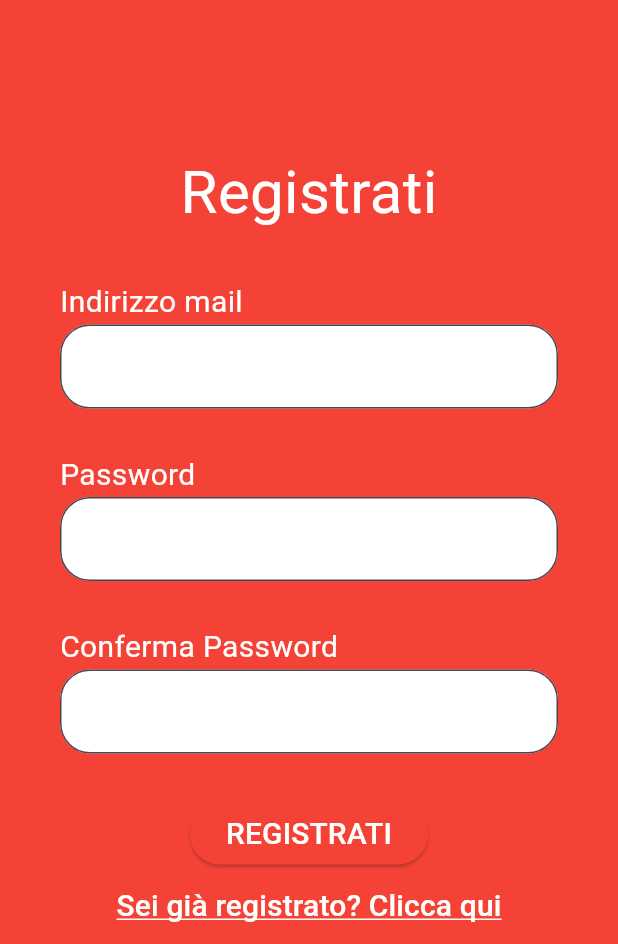
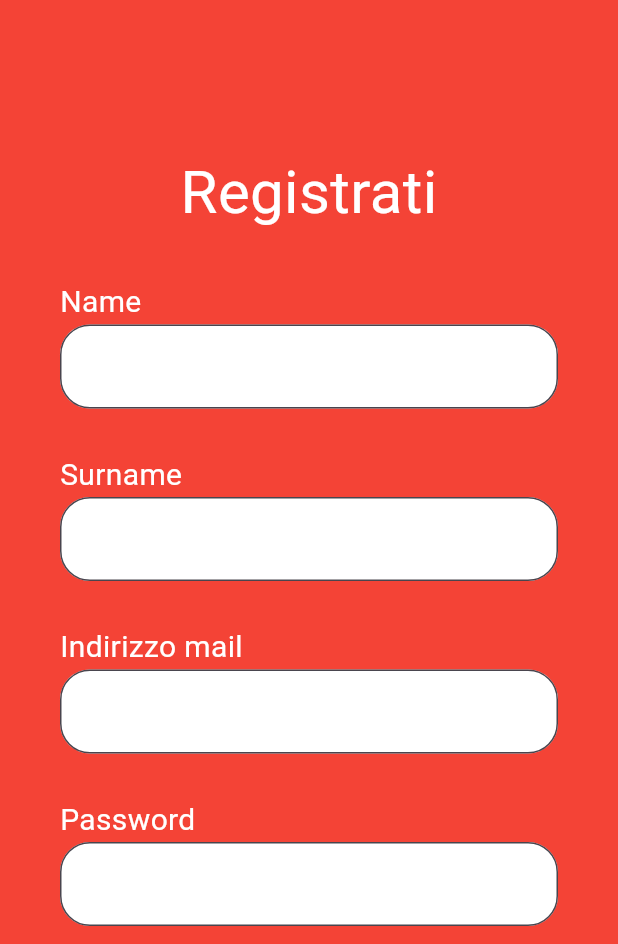
Before and after one commit to MatteoBedini/Riproduzione_altrefiamme-Flutter, a Flutter app: the screen it shows after launch, after a tap on "Non sei registrato? Clicca qui", on a phone screen of 412 x 824 dp, the part 292-1236 px from its top. Run offline on Flutter 3.47's test engine with Material 3 defaults, Android fonts, the phone set to English and light mode, and no system bars; our stand-ins replace fl_chart, flutter_secure_storage, font_awesome_flutter; network calls fail.

Commit message:
registrazione completata

```diff
--- a/lib/pages/login-page/login.dart
+++ b/lib/pages/login-page/login.dart
@@ -78,15 +78,104 @@ class _LoginState extends State<Login> {
           color: Colors.red,
           child: Column(
             children: [
-              Container(
-                margin: const EdgeInsets.fromLTRB(0, 70, 0, 100),
+              const Logo(),
+              const Title(),
+              Mail(emailController: emailController),
+              Password(passwordController: passwordController),
+              _submit(),
+              const RedirectToRegister()
+            ]
+          )
+        ),
+      ),
+    );
+  }
 
-                child: Image.asset( 'assets/images/logo.png',color: Colors.white,scale: 0.5,),
+  Center _submit() {
+    return Center(
+              child: ElevatedButton(
+                style: const ButtonStyle(
+                  backgroundColor: WidgetStatePropertyAll(Colors.red),
+                  foregroundColor: WidgetStatePropertyAll(Colors.white),
                 ),
-              const Center(
-                child: Text('Login',style: TextStyle(color: Colors.white,fontSize: 40),),
+                onPressed: () {
+                  login(emailController.text, passwordController.text);
+                },
+                child: const Text('ACCEDI',style: (TextStyle(fontSize: 20)),),
               ),
-              Container(
+            );
+  }
+}
+
+class RedirectToRegister extends StatelessWidget {
+  const RedirectToRegister({
+    super.key,
+  });
+
+  @override
+  Widget build(BuildContext context) {
+    return Center(
+      child: TextButton(
+        onPressed: () {
+          Navigator.push(
+              context,
+              MaterialPageRoute(
+              builder: (context) => const Register(),
+          )
+          );
+        },
+        child: const Text('Non sei registrato? Clicca qui',style: TextStyle(color: Colors.white,fontSize: 20,decoration: TextDecoration.underline,decorationColor: Colors.white),),
+      ),
+    );
+  }
+}
+
+class Password extends StatelessWidget {
+  const Password({
+    super.key,
+    required this.passwordController,
+  });
+
+  final TextEditingController passwordController;
+
+  @override
+  Widget build(BuildContext context) {
+    return Container(
+      margin: const EdgeInsets.fromLTRB(0, 30, 0, 30),
+
+      child:
+      Column(
+        crossAxisAlignment: CrossAxisAlignment.start,
+        children: [
+          const Text('Password',style: TextStyle(color: Colors.white,fontSize: 20),),
+          TextField(
+            controller: passwordController,
+            decoration: const InputDecoration(
+
+              filled: true,
+              fillColor: Colors.white,
+              border: OutlineInputBorder(
+                borderRadius: BorderRadius.all(Radius.circular(20)),
+              ),
+            ),
+          )
+        ],
+      ),
+    );
+  }
+}
+
+class Mail extends StatelessWidget {
+  const Mail({
+    super.key,
+    required this.emailController,
+  });
+
+  final TextEditingController emailController;
+
+  @override
+  Widget build(BuildContext context) {
+    return Container(
       margin: const EdgeInsets.fromLTRB(0, 30, 0, 0),
 
       child:
@@ -107,58 +196,34 @@ class _LoginState extends State<Login> {
           )
         ],
       ),
-              ),
-              Container(
-                margin: const EdgeInsets.fromLTRB(0, 30, 0, 30),
-
-                child:
-                Column(
-                  crossAxisAlignment: CrossAxisAlignment.start,
-                  children: [
-                    const Text('Password',style: TextStyle(color: Colors.white,fontSize: 20),),
-                    TextField(
-                      controller: passwordController,
-                      decoration: const InputDecoration(
-
-                        filled: true,
-                        fillColor: Colors.white,
-                        border: OutlineInputBorder(
-                          borderRadius: BorderRadius.all(Radius.circular(20)),
-                        ),
-                      ),
-                    )
-                  ],
-                ),
-              ),
-              Center(
-                child: ElevatedButton(
-                  style: const ButtonStyle(
-                    backgroundColor: WidgetStatePropertyAll(Colors.red),
-                    foregroundColor: WidgetStatePropertyAll(Colors.white),
-                  ),
-                  onPressed: () {
-                    login(emailController.text, passwordController.text);
-                  },
-                  child: const Text('ACCEDI',style: (TextStyle(fontSize: 20)),),
-                ),
-              ),
-              Center(
-                child: TextButton(
-                  onPressed: () {
-                    Navigator.push(
-                        context,
-                        MaterialPageRoute(
-                        builder: (context) => const Register(),
-                    )
-                    );
-                  },
-                  child: const Text('Non sei registrato? Clicca qui',style: TextStyle(color: Colors.white,fontSize: 20,decoration: TextDecoration.underline,decorationColor: Colors.white),),
-                ),
-              )
-            ]
-          )
-        ),
-      ),
     );
   }
 }
+
+class Title extends StatelessWidget {
+  const Title({
+    super.key,
+  });
+
+  @override
+  Widget build(BuildContext context) {
+    return const Center(
+      child: Text('Login',style: TextStyle(color: Colors.white,fontSize: 40),),
+    );
+  }
+}
+
+class Logo extends StatelessWidget {
+  const Logo({
+    super.key,
+  });
+
+  @override
+  Widget build(BuildContext context) {
+    return Container(
+      margin: const EdgeInsets.fromLTRB(0, 70, 0, 100),
+
+      child: Image.asset( 'assets/images/logo.png',color: Colors.white,scale: 0.5,),
+    );
+  }
+}
--- a/lib/pages/register_page/register.dart
+++ b/lib/pages/register_page/register.dart
@@ -1,6 +1,8 @@
 
 import 'package:flutter/material.dart';
 import 'package:riproduzione_app_altrefiamme/pages/homepage/homepage.dart';
+import 'package:http/http.dart' as http;
+import 'dart:convert';
 
 import '../login-page/login.dart';
 
@@ -14,30 +16,206 @@ class Register extends StatelessWidget {
         child: Container(
             padding: const EdgeInsets.all(40),
             color: Colors.red,
-            child: Column(
+            child: const Column(
                 children: [
-                  Container(
-                    margin: const EdgeInsets.fromLTRB(0, 70, 0, 100),
+                  Logo(),
+                  Title(),
+                  Form(),
+                  AlreadyRegisteredRedirect()
+                ]
+            )
+        ),
+      ),
+    );
+  }
+}
 
-                    child: Image.asset(
-                      'assets/images/logo.png', color: Colors.white,
-                      scale: 0.5,),
+class Form extends StatefulWidget {
+  const Form({
+    super.key,
+  });
+
+  @override
+  State<Form> createState() => _FormState();
+}
+
+class _FormState extends State<Form> {
+
+  final emailController = TextEditingController();
+  final passwordController = TextEditingController();
+  final confirmPasswordController = TextEditingController();
+  final nameController = TextEditingController();
+  final surnameController = TextEditingController();
+
+  Future<void> register(String email, String password, String name, String surname) async {
+    final response = await http.post(
+      Uri.parse('http://10.0.2.2:8701/signup'),
+      headers: <String, String>{
+        'Content-Type': 'application/json; charset=UTF-8',
+      },
+      body: jsonEncode(<String, String>{
+        'email': email,
+        'password': password,
+        'name': name,
+        'surname': surname
+      }),
+    );
+
+    if (response.statusCode == 200) {
+      if(passwordController.text == confirmPasswordController.text) {
+        // Login riuscito, naviga alla homepage
+        Navigator.push(
+          context,
+          MaterialPageRoute(
+            builder: (context) => const Login(),
           ),
-                  const Center(
-                    child: Text('Registrati',
-                      style: TextStyle(color: Colors.white, fontSize: 40),),
+        );
+        showDialog(
+          context: context,
+          builder: (context) {
+            return AlertDialog(
+              title: const Text('Registrazione completata'),
+              content: const Text('Utente inserito con successo, effettua il login'),
+              actions: <Widget>[
+                TextButton(
+                  onPressed: () {
+                    Navigator.of(context).pop();
+                  },
+                  child: const Text('OK'),
                 ),
-                  Container(
-                    margin: const EdgeInsets.fromLTRB(0, 30, 0, 0),
+              ],
+            );
+          },
+        );
+      } else {
+        // Login fallito, mostra un messaggio di errore
+        showDialog(
+          context: context,
+          builder: (context) {
+            return AlertDialog(
+              title: const Text('Registrazione fallita'),
+              content: const Text('Le password non corrispondono'),
+              actions: <Widget>[
+                TextButton(
+                  onPressed: () {
+                    Navigator.of(context).pop();
+                  },
+                  child: const Text('OK'),
+                ),
+              ],
+            );
+          },
+        );
+      }
+
+    } else {
+      // Login fallito, mostra un messaggio di errore
+      showDialog(
+        context: context,
+        builder: (context) {
+          return AlertDialog(
+            title: const Text('Registrazione fallita'),
+            content: const Text('Qualcosa è andato storto'),
+            actions: <Widget>[
+              TextButton(
+                onPressed: () {
+                  Navigator.of(context).pop();
+                },
+                child: const Text('OK'),
+              ),
+            ],
+          );
+        },
+      );
+    }
+  }
+
+
+  @override
+  Widget build(BuildContext context) {
+    return Column(
+      children: [
+        Name(nameController: nameController),
+        Surname(surnameController: surnameController),
+        Mail(emailController: emailController,),
+        Password(passwordController: passwordController),
+        ConfirmPassword(confirmPasswordController: confirmPasswordController),
+
+        _submit(),
+      ],
+    );
+  }
+
+  Center _submit() {
+    return Center(
+      child: ElevatedButton(
+        style: const ButtonStyle(
+          backgroundColor: WidgetStatePropertyAll(Colors.red),
+          foregroundColor: WidgetStatePropertyAll(Colors.white),
+        ),
+        onPressed: () {
+          register(emailController.text, passwordController.text, nameController.text, surnameController.text);
+        },
+        child: const Text('ACCEDI',style: (TextStyle(fontSize: 20)),),
+      ),
+    );
+  }
+}
+
+class AlreadyRegisteredRedirect extends StatelessWidget {
+  const AlreadyRegisteredRedirect({
+    super.key,
+  });
+
+  @override
+  Widget build(BuildContext context) {
+    return Center(
+      child: TextButton(
+        onPressed: () {
+          {
+            Navigator.push(
+              context,
+              MaterialPageRoute(
+                  builder: (context) => const Logo()),
+            );
+          }
+        },
+        child: const Text('Sei già registrato? Clicca qui',
+          style: TextStyle(color: Colors.white,
+              fontSize: 20,
+              decoration: TextDecoration.underline,
+              decorationColor: Colors.white),),
+      ),
+    );
+  }
+}
+
+
+
+class ConfirmPassword extends StatelessWidget {
+  const ConfirmPassword({
+    required this.confirmPasswordController,
+    super.key,
+  });
+
+
+  final TextEditingController confirmPasswordController;
+
+  @override
+  Widget build(BuildContext context) {
+    return Container(
+      margin: const EdgeInsets.fromLTRB(0, 30, 0, 30),
 
       child:
-                    const Column(
+      Column(
         crossAxisAlignment: CrossAxisAlignment.start,
         children: [
-                        Text('Indirizzo mail',
+
+          const Text('Conferma Password',
             style: TextStyle(color: Colors.white, fontSize: 20),),
           TextField(
-                          decoration: InputDecoration(
+            controller: confirmPasswordController,
+            decoration: const InputDecoration(
 
               filled: true,
               fillColor: Colors.white,
@@ -49,18 +227,33 @@ class Register extends StatelessWidget {
           )
         ],
       ),
-                  ),
-                  Container(
+    );
+  }
+}
+
+class Password extends StatelessWidget {
+  const Password({
+    super.key,
+    required this.passwordController,
+  });
+
+
+  final TextEditingController passwordController;
+
+  @override
+  Widget build(BuildContext context) {
+    return Container(
       margin: const EdgeInsets.fromLTRB(0, 30, 0, 0),
 
       child:
-                    const Column(
+      Column(
         crossAxisAlignment: CrossAxisAlignment.start,
         children: [
-                        Text('Password',
+          const Text('Password',
             style: TextStyle(color: Colors.white, fontSize: 20),),
           TextField(
-                          decoration: InputDecoration(
+            controller: passwordController,
+            decoration: const InputDecoration(
 
               filled: true,
               fillColor: Colors.white,
@@ -72,18 +265,33 @@ class Register extends StatelessWidget {
           )
         ],
       ),
-                  ),
-                  Container(
-                    margin: const EdgeInsets.fromLTRB(0, 30, 0, 30),
+    );
+  }
+}
+
+class Mail extends StatelessWidget {
+  const Mail({
+    super.key,
+    required this.emailController,
+  });
+
+  final TextEditingController emailController;
+
+
+  @override
+  Widget build(BuildContext context) {
+    return Container(
+      margin: const EdgeInsets.fromLTRB(0, 30, 0, 0),
 
       child:
-                    const Column(
+      Column(
         crossAxisAlignment: CrossAxisAlignment.start,
         children: [
-                        Text('Conferma Password',
+          const Text('Indirizzo mail',
             style: TextStyle(color: Colors.white, fontSize: 20),),
           TextField(
-                          decoration: InputDecoration(
+            controller: emailController,
+            decoration: const InputDecoration(
 
               filled: true,
               fillColor: Colors.white,
@@ -95,47 +303,116 @@ class Register extends StatelessWidget {
           )
         ],
       ),
-                  ),
-                  Center(
-                    child: ElevatedButton(
-                      style: const ButtonStyle(
-                        backgroundColor: WidgetStatePropertyAll(Colors.red),
-                        foregroundColor: WidgetStatePropertyAll(Colors.white),
-                      ),
-                      onPressed: () {
-                        Navigator.push(
-                          context,
-                          MaterialPageRoute(
-                              builder: (context) => const MyHomePage(
-                                  title: 'Riproduzione Altrefiamme')),
     );
-                      },
-                      child: const Text(
-                        'REGISTRATI', style: (TextStyle(fontSize: 20)),),
+  }
+}
+class Name extends StatelessWidget {
+
+
+  const Name({
+    super.key,
+    required this.nameController,
+  });
+
+
+  final TextEditingController nameController;
+
+  @override
+  Widget build(BuildContext context) {
+    return Container(
+      margin: const EdgeInsets.fromLTRB(0, 30, 0, 0),
+
+      child:
+      Column(
+        crossAxisAlignment: CrossAxisAlignment.start,
+        children: [
+          const Text('Name',
+            style: TextStyle(color: Colors.white, fontSize: 20),),
+          TextField(
+            controller: nameController,
+            decoration: const InputDecoration(
+
+              filled: true,
+              fillColor: Colors.white,
+              border: OutlineInputBorder(
+                borderRadius: BorderRadius.all(Radius.circular(
+                    20)),
               ),
             ),
-                  Center(
-                    child: TextButton(
-                      onPressed: () {
-                        {
-                          Navigator.push(
-                            context,
-                            MaterialPageRoute(
-                                builder: (context) => const Login()),
-                          );
-                        }
-                      },
-                      child: const Text('Sei già registrato? Clicca qui',
-                        style: TextStyle(color: Colors.white,
-                            fontSize: 20,
-                            decoration: TextDecoration.underline,
-                            decorationColor: Colors.white),),
-                    ),
           )
-                ]
-            )
-        ),
+        ],
       ),
     );
   }
 }
+
+class Surname extends StatelessWidget {
+
+
+  const Surname({
+    super.key,
+    required this.surnameController,
+  });
+
+
+  final TextEditingController surnameController;
+
+  @override
+  Widget build(BuildContext context) {
+    return Container(
+      margin: const EdgeInsets.fromLTRB(0, 30, 0, 0),
+
+      child:
+      Column(
+        crossAxisAlignment: CrossAxisAlignment.start,
+        children: [
+          const Text('Surname',
+            style: TextStyle(color: Colors.white, fontSize: 20),),
+          TextField(
+            controller: surnameController,
+            decoration: const InputDecoration(
+
+              filled: true,
+              fillColor: Colors.white,
+              border: OutlineInputBorder(
+                borderRadius: BorderRadius.all(Radius.circular(
+                    20)),
+              ),
+            ),
+          )
+        ],
+      ),
+    );
+  }
+}
+
+class Title extends StatelessWidget {
+  const Title({
+    super.key,
+  });
+
+  @override
+  Widget build(BuildContext context) {
+    return const Center(
+      child: Text('Registrati',
+        style: TextStyle(color: Colors.white, fontSize: 40),),
+    );
+  }
+}
+
+class Logo extends StatelessWidget {
+  const Logo({
+    super.key,
+  });
+
+  @override
+  Widget build(BuildContext context) {
+    return Container(
+      margin: const EdgeInsets.fromLTRB(0, 70, 0, 100),
+
+      child: Image.asset(
+        'assets/images/logo.png', color: Colors.white,
+        scale: 0.5,),
+    );
+  }
+}
```
Lines whose indentation alone changed are shown as unchanged.
